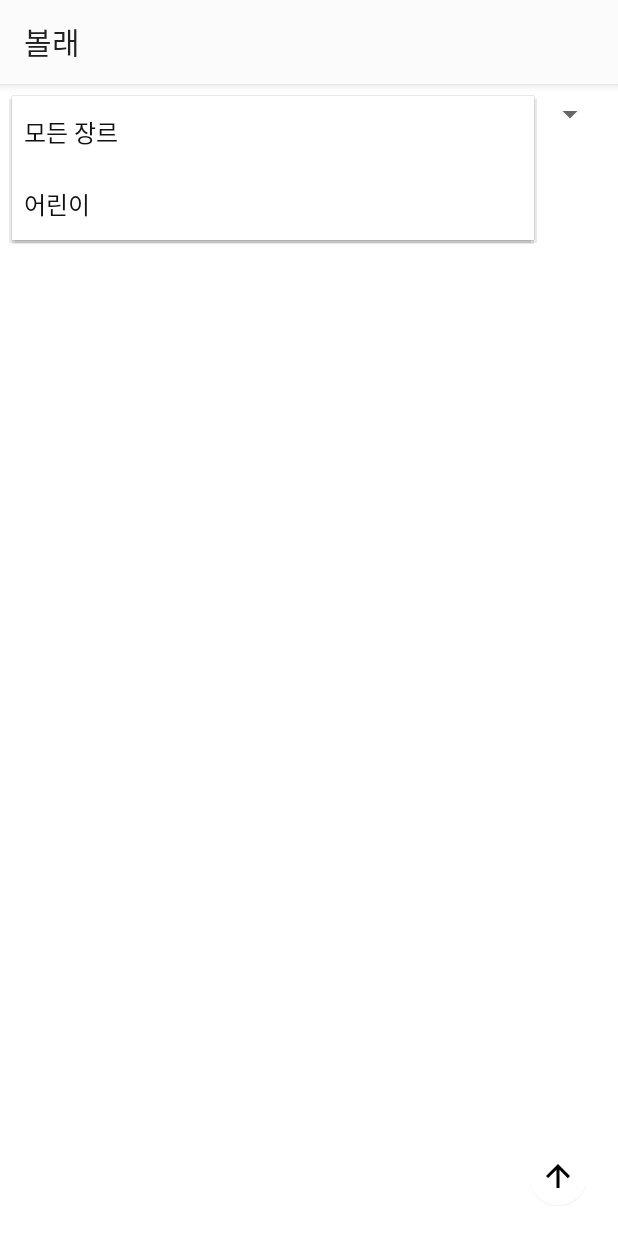
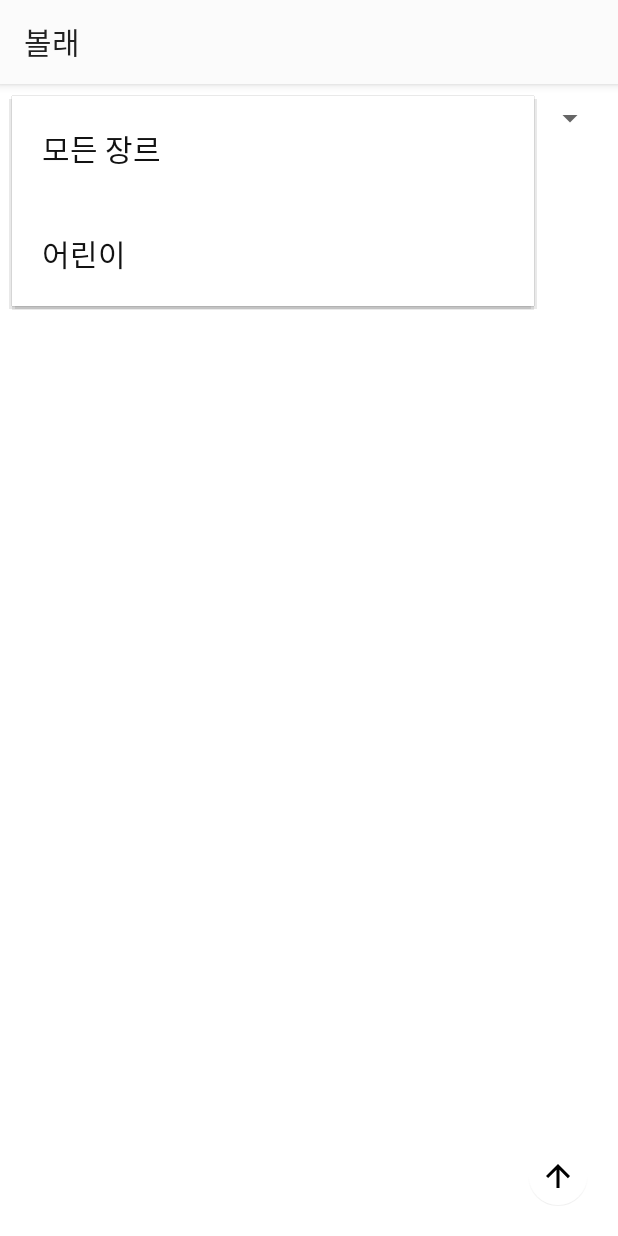
Before and after one commit to JuyoungHam/2020Project, an Android app: the fragment ExhibitionTab shown on its own in the app's theme, after a tap on "모든 장르", on a phone screen of 412 x 824 dp. Run offline under Robolectric (Android 15) with nearby library versions, the phone set to English and light mode, and no system bars; our stand-ins replace Firebase (no records; nobody signed in at launch, a user with empty details on screens opened directly); Roboto replaces fonts that are not available here; 4 statements that could not run were skipped.

Commit message:
spinner font 적용

```diff
--- a/MyProject73029/app/src/main/java/com/ici/myproject73029/tabs/ExhibitionTab.java
+++ b/MyProject73029/app/src/main/java/com/ici/myproject73029/tabs/ExhibitionTab.java
@@ -1,5 +1,7 @@
 package com.ici.myproject73029.tabs;
 
+import android.content.res.AssetManager;
+import android.graphics.Typeface;
 import android.os.Bundle;
 import android.util.Log;
 import android.view.LayoutInflater;
@@ -11,6 +13,7 @@ import android.widget.ArrayAdapter;
 import android.widget.FrameLayout;
 import android.widget.ScrollView;
 import android.widget.Spinner;
+import android.widget.TextView;
 
 import androidx.annotation.NonNull;
 import androidx.annotation.Nullable;
@@ -104,9 +107,33 @@ public class ExhibitionTab extends Fragment implements SwipeRefreshLayout.OnRefr
         Firebase firebase = new Firebase();
         db = firebase.startFirebase();
 
+        final AssetManager assetManager = this.getContext().getAssets();
         spinner = rootView.findViewById(R.id.spinner);
-        spinner_adapter = new ArrayAdapter<>(getContext(), android.R.layout.simple_spinner_item,
-                Constant.EXHIBITION_TAGS);
+        spinner_adapter = new ArrayAdapter<String>(getContext(),
+                android.R.layout.simple_spinner_item,
+                Constant.EXHIBITION_TAGS) {
+            @NonNull
+            @Override
+            public View getView(int position, @Nullable View convertView, @NonNull ViewGroup parent) {
+                View v = super.getView(position, convertView, parent);
+                Typeface externalFont = Typeface.createFromAsset(assetManager,
+                        "font/Cafe24Oneprettynight.ttf");
+                ((TextView) v).setTypeface(externalFont);
+                ((TextView) v).setTextSize(20);
+                return v;
+            }
+
+            @Override
+            public View getDropDownView(int position, @Nullable View convertView, @NonNull ViewGroup parent) {
+                View v = super.getView(position, convertView, parent);
+                Typeface externalFont = Typeface.createFromAsset(assetManager,
+                        "font/Cafe24Oneprettynight.ttf");
+                ((TextView) v).setTypeface(externalFont);
+                ((TextView) v).setTextSize(20);
+                v.setPadding(30, 30, 30, 30);
+                return v;
+            }
+        };
         spinner_adapter.setDropDownViewResource(android.R.layout.simple_spinner_dropdown_item);
         spinner.setAdapter(spinner_adapter);
         spinner.setOnItemSelectedListener(this);
--- a/MyProject73029/app/src/main/res/layout/tab_mypage.xml
+++ b/MyProject73029/app/src/main/res/layout/tab_mypage.xml
@@ -140,12 +140,14 @@
                 <Button
                     android:id="@+id/theme6"
                     android:layout_width="wrap_content"
-                    android:layout_height="wrap_content"
+                    android:layout_height="53dp"
                     android:layout_marginLeft="4dp"
                     android:layout_marginRight="4dp"
                     android:layout_weight="1"
                     app:backgroundTint="#121212"
-                    app:cornerRadius="0dp" />
+                    app:cornerRadius="0dp"
+                    app:strokeColor="#FFFFFF"
+                    app:strokeWidth="2dp" />
 
             </LinearLayout>
 
--- a/MyProject73029/app/src/main/res/values/styles.xml
+++ b/MyProject73029/app/src/main/res/values/styles.xml
@@ -105,6 +105,7 @@
         <item name="android:background">?attr/backgroundColor</item>
         <item name="android:popupBackground">?attr/backgroundColor</item>
         <item name="titleTextColor">?android:attr/textColor</item>
+        <item name="android:fontFamily">@font/cafe24oneprettynight</item>
     </style>
 
     <style name="NegativeButtonStyle" parent="Widget.MaterialComponents.Button.TextButton.Dialog">
```
Also changed, not shown: MyProject73029/app/src/main/java/com/ici/myproject73029/tabs/ReviewListFragment.java (+30 -3 lines), MyProject73029/app/src/main/java/com/ici/myproject73029/tabs/ShowTab.java (+30 -1 lines).
